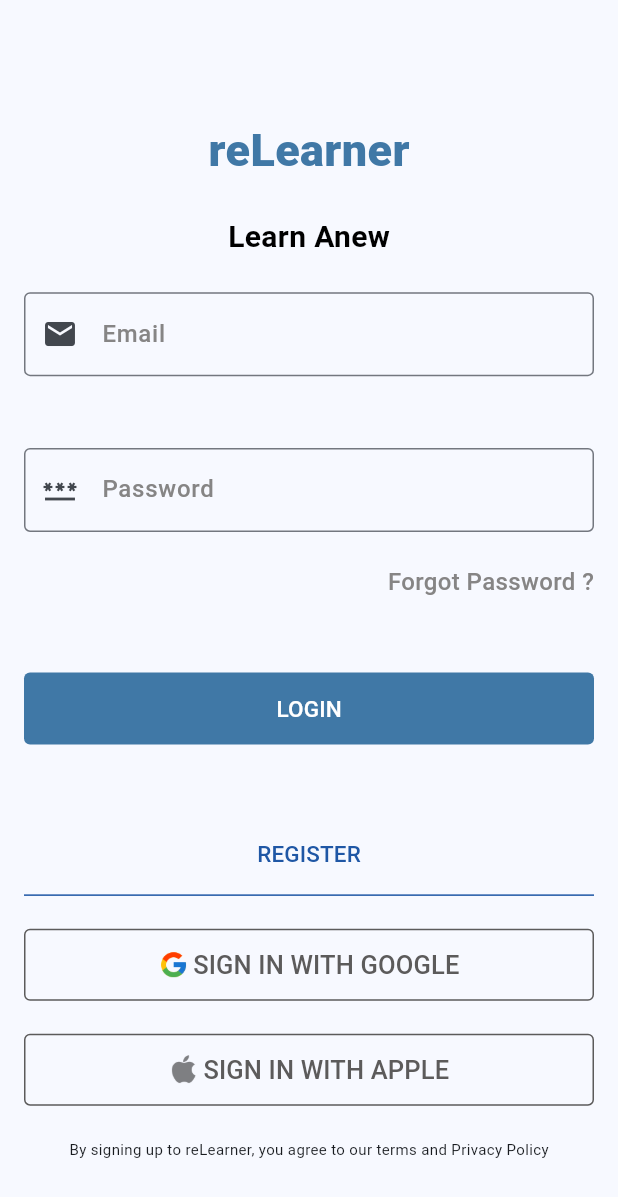
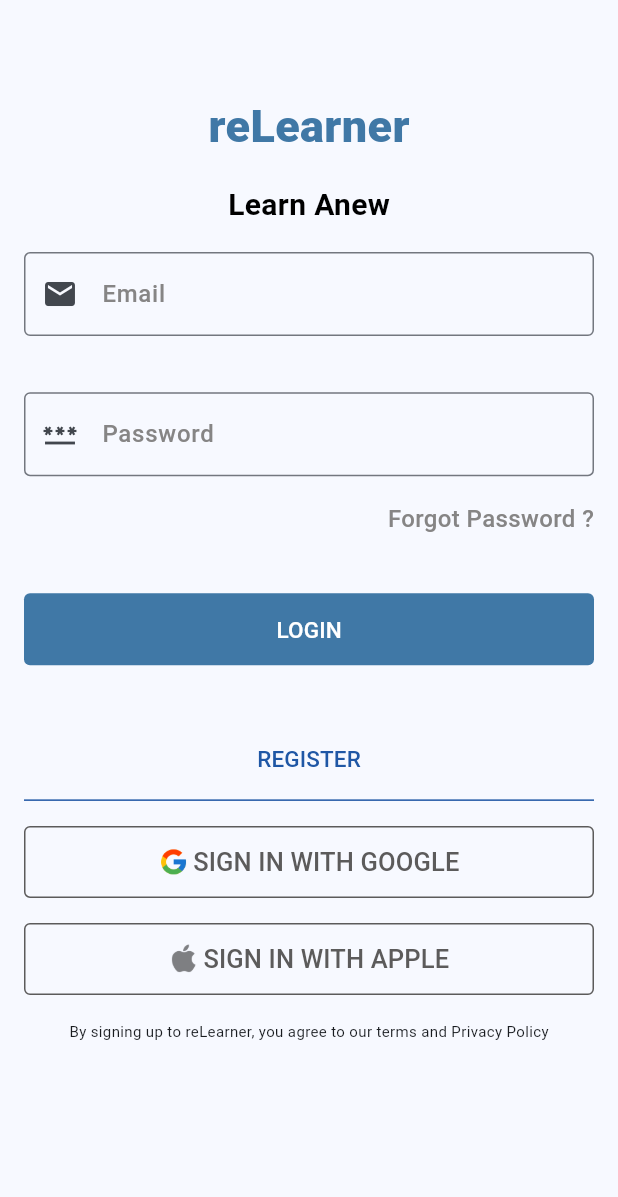
Before and after one commit to Julienexe/relearner, a Flutter app: the screen it shows after launch, on a phone screen of 412 x 824 dp. Shown: the top 1197 px of the screen. Run offline on Flutter 3.47's test engine with Material 3 defaults, Android fonts, the light colour scheme and no system bars; our stand-ins replace accordion, cloud_firestore, firebase_auth, firebase_core; missing offline and left inert: dob_input_field; accounts and stored records are empty; Roboto replaces fonts that are missing (Arial).

```diff
--- a/lib/pages/login_page.dart
+++ b/lib/pages/login_page.dart
@@ -39,11 +39,13 @@
   Widget build(BuildContext context) {
     return Scaffold(
 
-    body: Container(
+    body: SingleChildScrollView(
+      child: Container(
         padding: const EdgeInsets.all(16),
-      height: 800,
+        height: 710,
+        child: Center(
           child: Column(
-        mainAxisAlignment: MainAxisAlignment.spaceAround,
+            mainAxisAlignment: MainAxisAlignment.spaceBetween,
             children: [
               const SizedBox(height: 30,),
               const Text(
@@ -243,6 +245,8 @@
             ],
           ),
         ),
+      ),
+    ),
     );
   }
 }
```
Lines whose indentation alone changed are shown as unchanged.
